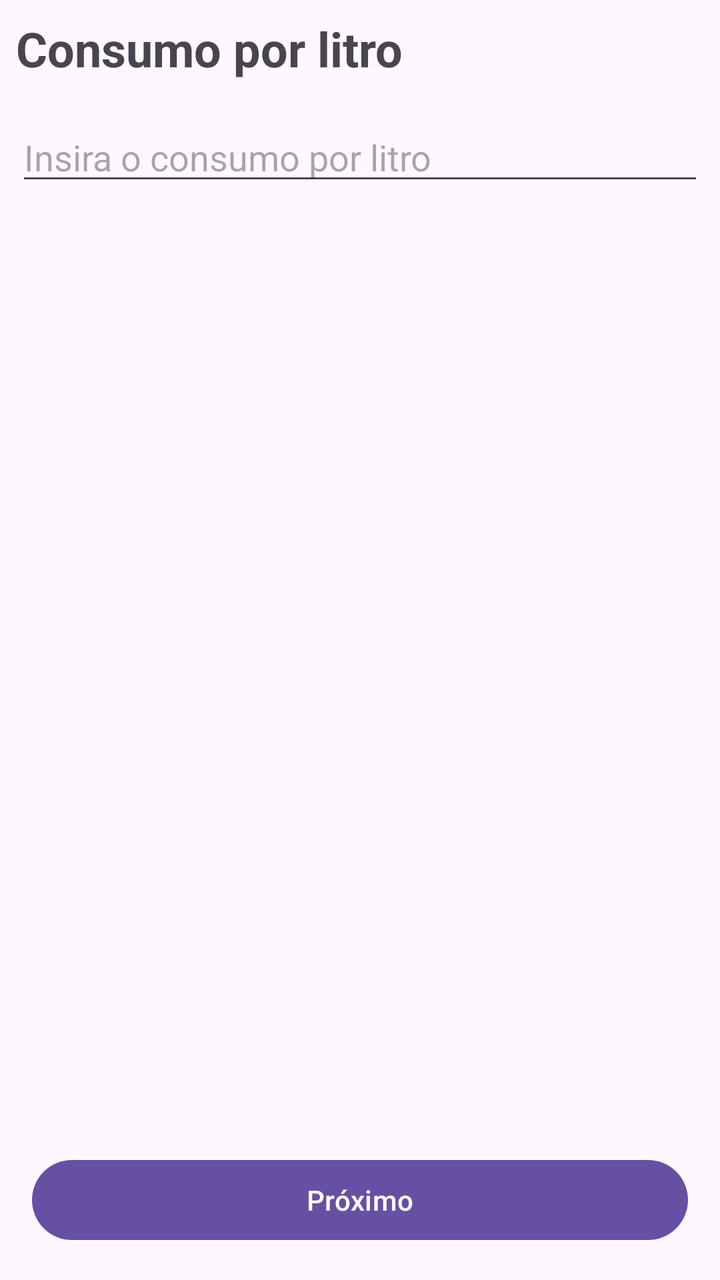
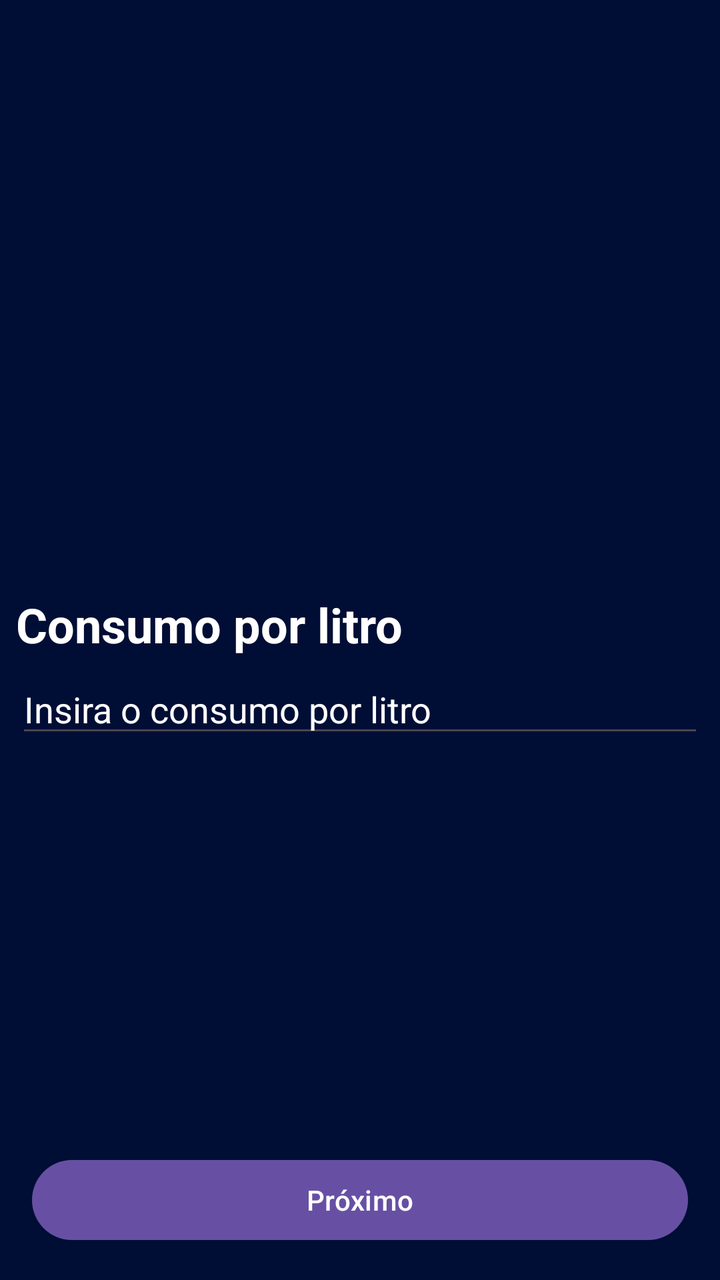

Before-and-after screenshots of an Android layout around one commit, followed by the original layout XML and the change that was made.
<!-- AndroidManifest.xml: application theme Theme.FuelCalculator -->
<!-- res/layout/activity_preco_consumo.xml -->
<?xml version="1.0" encoding="utf-8"?>
<androidx.constraintlayout.widget.ConstraintLayout xmlns:android="http://schemas.android.com/apk/res/android"
    xmlns:app="http://schemas.android.com/apk/res-auto"
    xmlns:tools="http://schemas.android.com/tools"
    android:id="@+id/main"
    android:layout_width="match_parent"
    android:layout_height="match_parent"
    tools:context=".ConsumoPorLitroActivity">

    <EditText
        android:id="@+id/edtConsumoPorLitro"
        android:layout_width="0dp"
        android:layout_height="wrap_content"
        android:layout_marginStart="8dp"
        android:layout_marginTop="16dp"
        android:layout_marginEnd="8dp"
        android:ems="10"
        android:hint="Insira o consumo por litro"
        android:inputType="number"
        app:layout_constraintEnd_toEndOf="parent"
        app:layout_constraintStart_toStartOf="parent"
        app:layout_constraintTop_toBottomOf="@+id/tvTituloConsumoLitro" />

    <Button
        android:id="@+id/btnConsumoLitroProximo"
        android:layout_width="0dp"
        android:layout_height="wrap_content"
        android:layout_marginStart="8dp"
        android:layout_marginEnd="8dp"
        android:layout_marginBottom="16dp"
        android:text="Próximo"
        app:layout_constraintBottom_toBottomOf="parent"
        app:layout_constraintEnd_toEndOf="@+id/edtConsumoPorLitro"
        app:layout_constraintStart_toStartOf="@+id/edtConsumoPorLitro" />

    <TextView
        android:id="@+id/tvTituloConsumoLitro"
        android:layout_width="wrap_content"
        android:layout_height="wrap_content"
        android:layout_marginStart="8dp"
        android:layout_marginTop="8dp"
        android:text="Consumo por litro"
        android:textSize="24sp"
        android:textStyle="bold"
        app:layout_constraintStart_toStartOf="parent"
        app:layout_constraintTop_toTopOf="parent" />
</androidx.constraintlayout.widget.ConstraintLayout>
<!-- resources referenced by this layout -->
<resources>
  <style name="Theme.FuelCalculator" parent="Base.Theme.FuelCalculator" />
  <style name="Base.Theme.FuelCalculator" parent="Theme.Material3.DayNight.NoActionBar">
          
          
      </style>
</resources>

<!-- the commit's change to res/layout/activity_preco_consumo.xml (unified diff, before → after) -->
@@ -5,6 +5,7 @@
     android:id="@+id/main"
     android:layout_width="match_parent"
     android:layout_height="match_parent"
+    android:background="@color/background"
     tools:context=".ConsumoPorLitroActivity">
 
     <EditText
@@ -12,14 +13,30 @@
         android:layout_width="0dp"
         android:layout_height="wrap_content"
         android:layout_marginStart="8dp"
-        android:layout_marginTop="16dp"
+        android:layout_marginTop="4dp"
         android:layout_marginEnd="8dp"
         android:ems="10"
         android:hint="Insira o consumo por litro"
+        android:textColorHint="@color/white"
         android:inputType="number"
+        android:textColor="@color/white"
         app:layout_constraintEnd_toEndOf="parent"
+        app:layout_constraintHorizontal_bias="1.0"
         app:layout_constraintStart_toStartOf="parent"
         app:layout_constraintTop_toBottomOf="@+id/tvTituloConsumoLitro" />
+
+    <TextView
+        android:id="@+id/tvTituloConsumoLitro"
+        android:layout_width="wrap_content"
+        android:layout_height="wrap_content"
+        android:layout_marginStart="8dp"
+        android:layout_marginTop="296dp"
+        android:text="Consumo por litro"
+        android:textSize="24sp"
+        android:textStyle="bold"
+        android:textColor="@color/white"
+        app:layout_constraintStart_toStartOf="parent"
+        app:layout_constraintTop_toTopOf="parent" />
 
     <Button
         android:id="@+id/btnConsumoLitroProximo"
@@ -33,15 +50,4 @@
         app:layout_constraintEnd_toEndOf="@+id/edtConsumoPorLitro"
         app:layout_constraintStart_toStartOf="@+id/edtConsumoPorLitro" />
 
-    <TextView
-        android:id="@+id/tvTituloConsumoLitro"
-        android:layout_width="wrap_content"
-        android:layout_height="wrap_content"
-        android:layout_marginStart="8dp"
-        android:layout_marginTop="8dp"
-        android:text="Consumo por litro"
-        android:textSize="24sp"
-        android:textStyle="bold"
-        app:layout_constraintStart_toStartOf="parent"
-        app:layout_constraintTop_toTopOf="parent" />
 </androidx.constraintlayout.widget.ConstraintLayout>
<!-- resource entries referenced after the edit -->
@@ -1,5 +1,7 @@
 <!-- resources referenced by this layout -->
 <resources>
+  <color name="background">#000E35</color>
+  <color name="white">#FFFFFFFF</color>
   <style name="Theme.FuelCalculator" parent="Base.Theme.FuelCalculator" />
   <style name="Base.Theme.FuelCalculator" parent="Theme.Material3.DayNight.NoActionBar">
           
